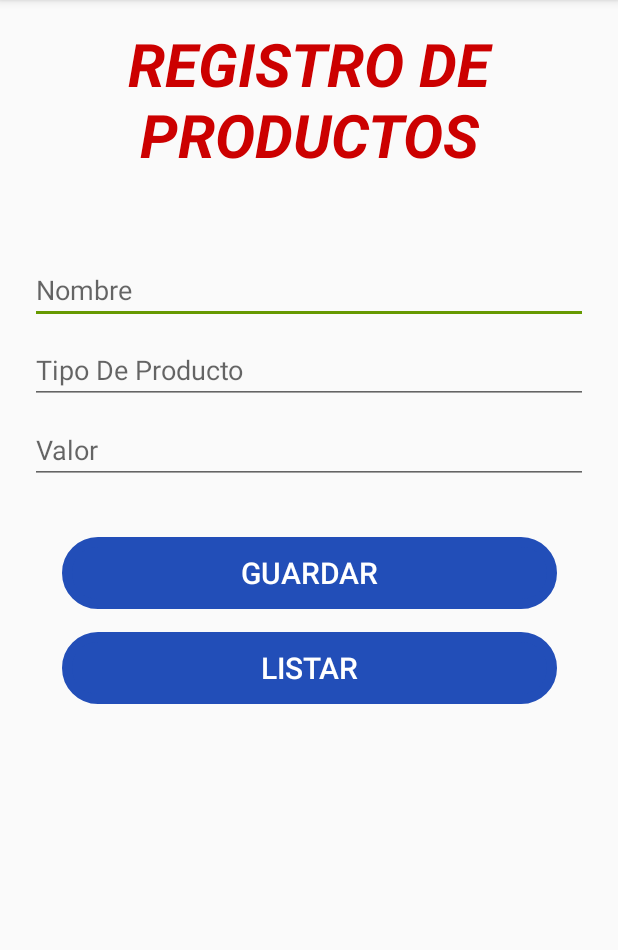
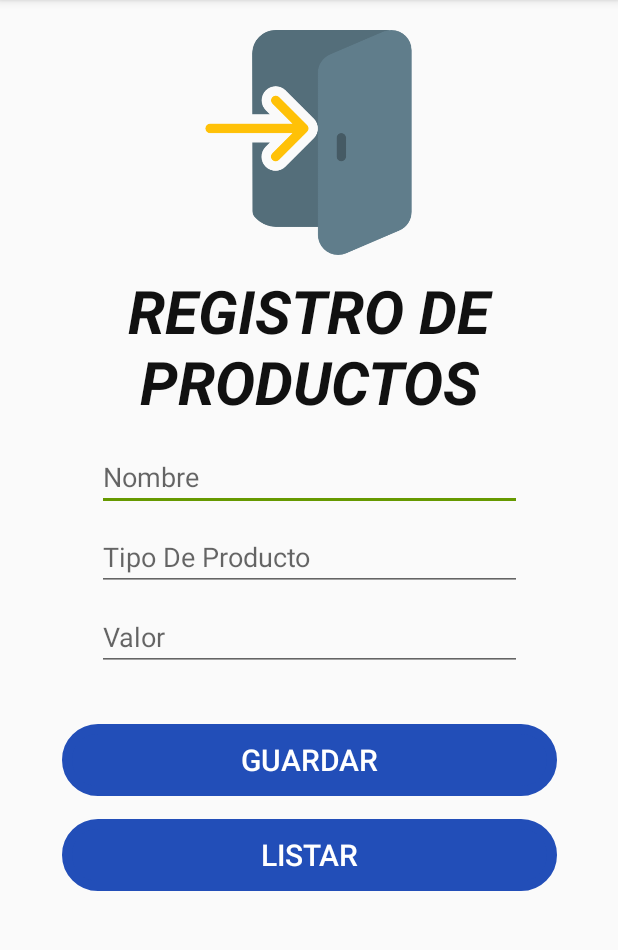
Before and after one commit to bedoyadt/CrudFireAppTiendad, an Android app: the AgregarProducActivity screen opened directly, with no data from a screen before it, on a phone screen of 412 x 824 dp, the part 84-1034 px from its top. Run offline under Robolectric (Android 15) with nearby library versions, the phone set to English and light mode, and no system bars; our stand-ins replace Firebase (no records; nobody signed in at launch, a user with empty details on screens opened directly).

Commit message:
terminando vista

```diff
--- a/app/src/main/res/layout/activity_agregar_produc.xml
+++ b/app/src/main/res/layout/activity_agregar_produc.xml
@@ -7,27 +7,42 @@
     tools:context=".AgregarProducActivity"
     android:paddingHorizontal="20dp">
 
+    <ImageView
+        android:id="@+id/imageView"
+        android:layout_width="290dp"
+        android:layout_height="150dp"
+        android:layout_marginStart="16dp"
+        android:layout_marginLeft="16dp"
+        android:layout_marginTop="20dp"
+        android:layout_marginEnd="16dp"
+        android:layout_marginRight="16dp"
+        app:layout_constraintEnd_toEndOf="parent"
+        app:layout_constraintHorizontal_bias="0.497"
+        app:layout_constraintStart_toStartOf="parent"
+        app:layout_constraintTop_toTopOf="parent"
+        app:srcCompat="@mipmap/zaq" />
+
     <TextView
         android:id="@+id/tv_main_nombre"
         android:layout_width="match_parent"
         android:layout_height="wrap_content"
-        android:layout_marginTop="15dp"
+        android:layout_marginTop="10dp"
         android:gravity="center_horizontal"
         android:text="Registro de productos"
         android:textAllCaps="true"
         android:textStyle="bold|italic"
-        android:textColor="@android:color/holo_red_dark"
+        android:textColor="#111"
         android:textSize="40sp"
         app:layout_constraintHorizontal_bias="0.497"
         app:layout_constraintLeft_toLeftOf="parent"
         app:layout_constraintRight_toRightOf="parent"
-        app:layout_constraintTop_toTopOf="parent" />
+        app:layout_constraintTop_toBottomOf="@+id/imageView"/>
 
     <EditText
         android:id="@+id/et_main_nombre"
-        android:layout_width="match_parent"
+        android:layout_width="283dp"
         android:layout_height="wrap_content"
-        android:layout_marginTop="54dp"
+        android:layout_marginTop="14dp"
         android:ems="10"
         android:textSize="18sp"
         android:inputType="textPersonName"
@@ -38,7 +53,7 @@
 
     <EditText
         android:id="@+id/et_main_tipo"
-        android:layout_width="match_parent"
+        android:layout_width="283dp"
         android:layout_height="wrap_content"
         android:layout_marginTop="8dp"
         android:ems="10"
@@ -51,7 +66,7 @@
 
     <EditText
         android:id="@+id/et_main_valor"
-        android:layout_width="match_parent"
+        android:layout_width="283dp"
         android:layout_height="wrap_content"
         android:layout_marginTop="8dp"
         android:ems="10"
--- a/app/src/main/res/layout/activity_nueva_cuenta.xml
+++ b/app/src/main/res/layout/activity_nueva_cuenta.xml
@@ -8,8 +8,8 @@
 
     <ImageView
         android:id="@+id/imageView"
-        android:layout_width="190dp"
-        android:layout_height="130dp"
+        android:layout_width="290dp"
+        android:layout_height="230dp"
         android:layout_marginStart="16dp"
         android:layout_marginLeft="16dp"
         android:layout_marginTop="40dp"
@@ -19,7 +19,7 @@
         app:layout_constraintHorizontal_bias="0.497"
         app:layout_constraintStart_toStartOf="parent"
         app:layout_constraintTop_toTopOf="parent"
-        app:srcCompat="@drawable/kisspng" />
+        app:srcCompat="@mipmap/depositphoto" />
 
     <EditText
         android:id="@+id/et_main_nombre"
```
Also changed, not shown: app/src/main/res/layout/activity_editar.xml (+21 -5 lines), app/src/main/res/mipmap-mdpi/editorvideos.png (added), app/src/main/res/mipmap-mdpi/zaq.png (added).
